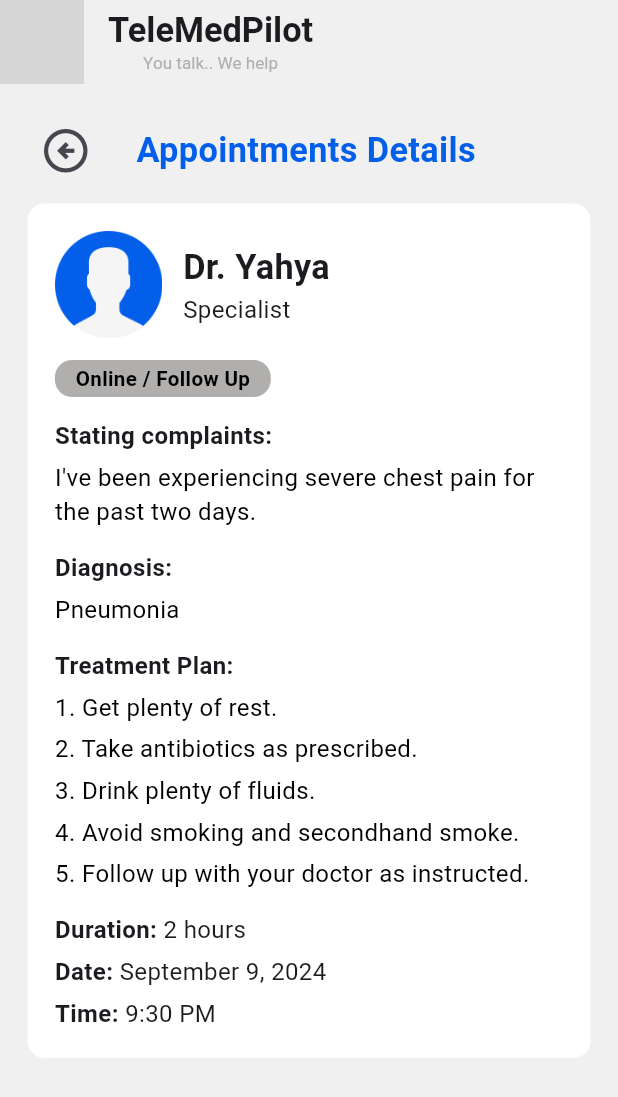
After one commit to mostafa-aboelmagd/telemedicine-app, a Flutter app: the AppointmentDetailsScreen screen opened by its route, on a phone screen of 412 x 824 dp. The commit adds this screen. Shown: the top 1097 px of the screen. Run offline on Flutter 3.47's test engine with Material 3 defaults, Android fonts, the phone set to English and light mode, and no system bars; our stand-ins replace device_info_plus, dio, flutter_dotenv, flutter_riverpod, flutter_screenutil, permission_handler and 1 more; accounts and stored records are empty; grey boxes are pictures that could not be loaded.

Commit message:
detailed appointment

```diff
--- a/Mobile App/tele_med_pilot/lib/core/route.dart
+++ b/Mobile App/tele_med_pilot/lib/core/route.dart
@@ -1,6 +1,7 @@
 import 'package:flutter/material.dart';
 import 'package:tele_med_pilot/AuthContainer.dart';
 import 'package:tele_med_pilot/features/Booking/view/Bookingg_view.dart';
+import 'package:tele_med_pilot/features/appointments/views/appointment_details_screen.dart';
 import 'package:tele_med_pilot/features/appointments/views/appointments_screen.dart';
 import 'package:tele_med_pilot/features/book%20appointment/view/add_appointment_view.dart';
 import 'package:tele_med_pilot/features/home_page/views/home_screen.dart';
@@ -23,6 +24,7 @@ class RouteClass {
 
   // Application internal screen routes
   static const String notificationsRoute = "/notification_screen";
+  static const String appointmentDetailsRoute = "/appointment_details_screen";
 
   //Registration and athentication routes
   static const String signInRoute = "/sign_in_screen";
@@ -77,6 +79,10 @@ class RouteClass {
 
       case signUpStepRoute:
         page = const SignUpStep1Screen();
+        break;
+
+      case appointmentDetailsRoute:
+        page = const AppointmentDetailsScreen();
         break;
 
       default:
--- /dev/null
+++ b/Mobile App/tele_med_pilot/lib/features/appointments/views/appointment_details_screen.dart
@@ -0,0 +1,214 @@
+import 'package:flutter/material.dart';
+import 'package:flutter_screenutil/flutter_screenutil.dart';
+import 'package:tele_med_pilot/core/constant.dart';
+import 'package:tele_med_pilot/core/theme.dart';
+
+class AppointmentDetailsScreen extends StatelessWidget {
+  const AppointmentDetailsScreen({super.key});
+
+  @override
+  Widget build(BuildContext context) {
+    return Scaffold(
+      appBar: AppBar(
+        leading: Image.asset(AppConstants.logo),
+        title: Column(
+          crossAxisAlignment: CrossAxisAlignment.center,
+          children: [
+            Text(
+              "TeleMedPilot",
+              style: AppTextStyles.bodyTextLargeBold,
+            ),
+            Text(
+              "You talk.. We help",
+              style: AppTextStyles.bodyTextExtraSmallNormal,
+            ),
+          ],
+        ),
+      ),
+      body: SingleChildScrollView(
+        child: Padding(
+          padding: EdgeInsets.symmetric(vertical: 16.h, horizontal: 16.w),
+          child: Column(
+            children: [
+              Row(
+                mainAxisAlignment: MainAxisAlignment.spaceBetween,
+                crossAxisAlignment: CrossAxisAlignment.center,
+                mainAxisSize: MainAxisSize.max,
+                children: [
+                  IconButton(
+                    icon:
+                        Icon(Icons.arrow_circle_left_outlined, size: 35.spMin),
+                    onPressed: () {
+                      Navigator.pop(context);
+                    },
+                  ),
+                  Text(
+                    "Appointments Details",
+                    style: AppTextStyles.bodyTextLargeBold
+                        .copyWith(color: AppColors.blue100),
+                  ),
+                  SizedBox(width: 48.w),
+                ],
+              ),
+              Container(
+                width: double.infinity,
+                margin: EdgeInsets.symmetric(vertical: 8.h),
+                padding: EdgeInsets.all(16.r),
+                decoration: BoxDecoration(
+                  color: AppColors.white,
+                  borderRadius: BorderRadius.circular(10.r),
+                ),
+                child: Column(
+                  crossAxisAlignment: CrossAxisAlignment.start,
+                  children: [
+                    Row(
+                      mainAxisAlignment: MainAxisAlignment.spaceBetween,
+                      crossAxisAlignment: CrossAxisAlignment.start,
+                      children: [
+                        Row(
+                          crossAxisAlignment: CrossAxisAlignment.center,
+                          children: [
+                            Image.asset(
+                              AppConstants.emptyProfile,
+                              height: 60.h,
+                              width: 60.h,
+                            ),
+                            SizedBox(width: 12.w),
+                            Column(
+                              crossAxisAlignment: CrossAxisAlignment.start,
+                              children: [
+                                Text(
+                                  "Dr. Yahya",
+                                  style: AppTextStyles.bodyTextLargeBold,
+                                ),
+                                Text(
+                                  "Specialist",
+                                  style: AppTextStyles.bodyTextMedium,
+                                )
+                              ],
+                            ),
+                          ],
+                        ),
+                      ],
+                    ),
+                    SizedBox(height: 12.h),
+                    Container(
+                      padding:
+                          EdgeInsets.symmetric(vertical: 2.h, horizontal: 12.w),
+                      decoration: BoxDecoration(
+                        color: AppColors.gray60,
+                        borderRadius: BorderRadius.circular(10.r),
+                      ),
+                      child: Text(
+                        "Online / Follow Up",
+                        style: AppTextStyles.bodyTextSmallBold
+                            .copyWith(color: AppColors.black),
+                      ),
+                    ),
+                    SizedBox(height: 12.h),
+                    Text(
+                      "Stating complaints: ",
+                      style: AppTextStyles.bodyTextBold,
+                    ),
+                    SizedBox(height: 4.h),
+                    Text(
+                      "I've been experiencing severe chest pain for the past two days.",
+                      style: AppTextStyles.bodyTextMedium
+                          .copyWith(color: AppColors.black),
+                      softWrap: true,
+                    ),
+                    SizedBox(height: 12.h),
+                    Text(
+                      "Diagnosis:",
+                      style: AppTextStyles.bodyTextBold,
+                    ),
+                    SizedBox(height: 4.h),
+                    Text(
+                      "Pneumonia",
+                      style: AppTextStyles.bodyTextMedium
+                          .copyWith(color: AppColors.black),
+                    ),
+                    SizedBox(height: 12.h),
+                    Text(
+                      "Treatment Plan:",
+                      style: AppTextStyles.bodyTextBold,
+                    ),
+                    SizedBox(height: 4.h),
+                    Text(
+                      "1. Get plenty of rest.",
+                      style: AppTextStyles.bodyTextMedium
+                          .copyWith(color: AppColors.black),
+                    ),
+                    SizedBox(height: 4.h),
+                    Text(
+                      "2. Take antibiotics as prescribed.",
+                      style: AppTextStyles.bodyTextMedium
+                          .copyWith(color: AppColors.black),
+                    ),
+                    SizedBox(height: 4.h),
+                    Text(
+                      "3. Drink plenty of fluids.",
+                      style: AppTextStyles.bodyTextMedium
+                          .copyWith(color: AppColors.black),
+                    ),
+                    SizedBox(height: 4.h),
+                    Text(
+                      "4. Avoid smoking and secondhand smoke.",
+                      style: AppTextStyles.bodyTextMedium
+                          .copyWith(color: AppColors.black),
+                    ),
+                    SizedBox(height: 4.h),
+                    Text(
+                      "5. Follow up with your doctor as instructed.",
+                      style: AppTextStyles.bodyTextMedium
+                          .copyWith(color: AppColors.black),
+                    ),
+                    SizedBox(height: 12.h),
+                    Row(
+                      children: [
+                        Text(
+                          "Duration: ",
+                          style: AppTextStyles.bodyTextBold,
+                        ),
+                        Text(
+                          "2 hours",
+                          style: AppTextStyles.bodyTextMedium,
+                        ),
+                      ],
+                    ),
+                    SizedBox(height: 4.h),
+                    Row(
+                      children: [
+                        Text(
+                          "Date: ",
+                          style: AppTextStyles.bodyTextBold,
+                        ),
+                        Text(
+                          "September 9, 2024",
+                          style: AppTextStyles.bodyTextMedium,
+                        ),
+                      ],
+                    ),
+                    SizedBox(height: 4.h),
+                    Row(
+                      children: [
+                        Text(
+                          "Time: ",
+                          style: AppTextStyles.bodyTextBold,
+                        ),
+                        Text(
+                          "9:30 PM",
+                          style: AppTextStyles.bodyTextMedium,
+                        ),
+                      ],
+                    ),
+                  ],
+                ),
+              )
+            ],
+          ),
+        ),
+      ),
+    );
+  }
+}
```
Also changed, not shown: Mobile App/tele_med_pilot/lib/features/appointments/views/appointments_screen.dart (+16 -93 lines), Mobile App/tele_med_pilot/lib/ui/components/appointment_card.dart (added, +109 -0 lines).
